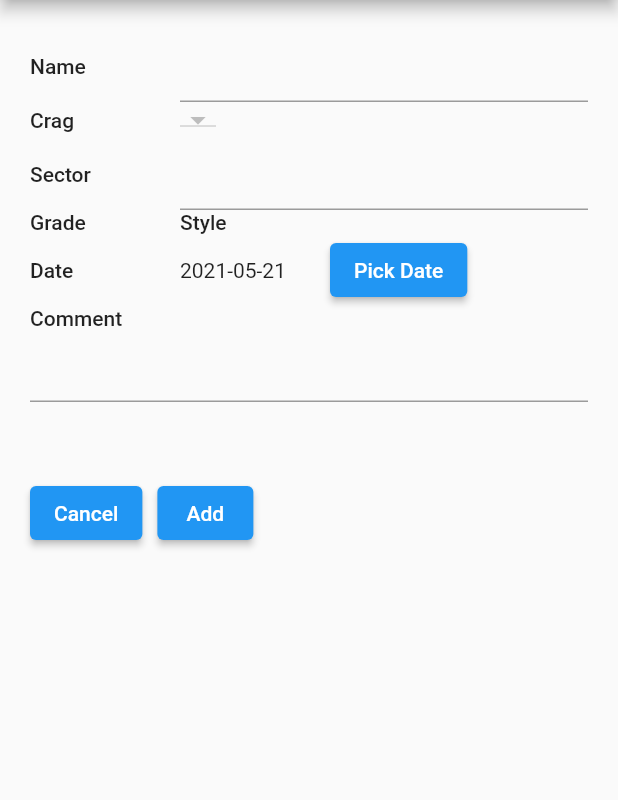
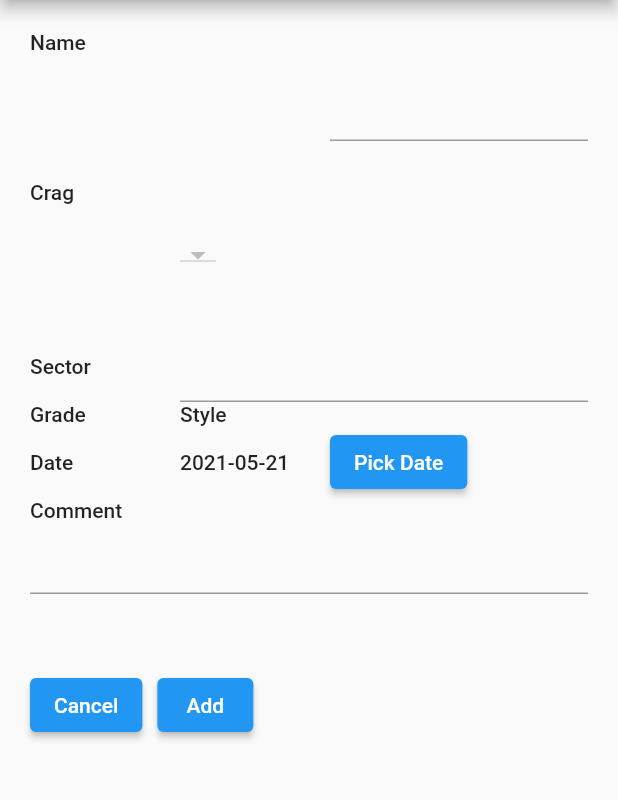
Before and after one commit to joske/AscentFlutter, a Flutter app: the screen it shows after launch, after a tap on the "add" icon, on a phone screen of 412 x 824 dp, the part 84-884 px from its top. Run offline on Flutter 3.47's test engine with Material 2 defaults, Android fonts, the phone set to English and light mode, and no system bars; our stand-ins replace sqflite; missing offline and left inert: cupertino_list_tile; accounts and stored records are empty.

Commit message:
WIP crossplatform

```diff
--- a/lib/add_ascent_screen.dart
+++ b/lib/add_ascent_screen.dart
@@ -1,3 +1,7 @@
+import 'dart:io';
+
+import 'package:ascent/widgets.dart';
+import 'package:flutter/cupertino.dart';
 import 'package:flutter/material.dart';
 import 'package:intl/intl.dart';
 
@@ -22,28 +26,29 @@ class _AddAscentScreenState extends State<AddAscentScreen> {
   var styleId = 1;
   var grade = "6a";
   var cragId;
+  var cragIndex;
 
   @override
   Widget build(BuildContext context) {
-    return Scaffold(
-      appBar: AppBar(
-        title: Text("Add Ascent"),
-      ),
-      body: Container(
+    return PlatformScaffold(
+      title: "Add Ascent",
+      child: Container(
+        height: 600,
         padding: EdgeInsets.all(20.0),
         child: Column(
           children: <Widget>[
             Row(
               children: <Widget>[
                 SizedBox(
-                  width: 100,
+                  width: 200,
+                  height: 100,
                   child: Text(
                     'Name',
                     style: Theme.of(context).textTheme.bodyText1,
                   ),
                 ),
                 Flexible(
-                  child: TextFormField(
+                  child: PlatformTextField(
                     controller: nameController,
                   ),
                 ),
@@ -53,26 +58,13 @@ class _AddAscentScreenState extends State<AddAscentScreen> {
               children: [
                 SizedBox(
                   width: 100,
+                  height: 100,
                   child: Text(
                     'Crag',
                     style: Theme.of(context).textTheme.bodyText1,
                   ),
                 ),
-                FutureBuilder<List>(
-                  future: DatabaseHelper.getCrags(),
-                  initialData: List.empty(),
-                  builder: (context, snapshot) {
-                    if (!snapshot.hasData) return Center();
-                    return new DropdownButton(
-                        value: cragId,
-                        items: buildCragList(snapshot),
-                        onChanged: (value) {
-                          setState(() {
-                            cragId = value;
-                          });
-                        });
-                  },
-                ),
+                buildCragPicker(),
               ],
             ),
             Row(
@@ -85,7 +77,7 @@ class _AddAscentScreenState extends State<AddAscentScreen> {
                   ),
                 ),
                 Flexible(
-                  child: TextField(
+                  child: PlatformTextField(
                     controller: sectorController,
                   ),
                 ),
@@ -100,41 +92,14 @@ class _AddAscentScreenState extends State<AddAscentScreen> {
                     style: Theme.of(context).textTheme.bodyText1,
                   ),
                 ),
-                FutureBuilder<List>(
-                  future: DatabaseHelper.getGrades(),
-                  builder: (context, snapshot) {
-                    if (!snapshot.hasData) return Center();
-                    return new DropdownButton(
-                        value: grade,
-                        items: buildGradeList(snapshot),
-                        onChanged: (value) {
-                          setState(() {
-                            grade = value;
-                          });
-                        });
-                  },
-                ),
-                SizedBox(
-                  width: 100,
+                buildGradePicker(),
+                Flexible(
                   child: Text(
                     'Style',
                     style: Theme.of(context).textTheme.bodyText1,
                   ),
                 ),
-                FutureBuilder<List>(
-                  future: DatabaseHelper.getStyles(),
-                  builder: (context, snapshot) {
-                    if (!snapshot.hasData) return Center();
-                    return new DropdownButton(
-                        value: styleId,
-                        items: buildStyleList(snapshot),
-                        onChanged: (value) {
-                          setState(() {
-                            styleId = value;
-                          });
-                        });
-                  },
-                ),
+                buildStylePicker(),
               ],
             ),
             Row(
@@ -148,13 +113,15 @@ class _AddAscentScreenState extends State<AddAscentScreen> {
                 ),
                 SizedBox(
                   width: 100,
-                  child: Text(formatter.format(currentDate)),
+                  child: Text(formatter.format(currentDate), style: Theme.of(context).textTheme.bodyText1),
                 ),
-                ElevatedButton(
+                Flexible(
+                  child: PlatformButton(
                       onPressed: () {
                         selectDate(context);
                       },
                       child: Text('Pick Date')),
+                ),
               ],
             ),
             Row(children: [
@@ -168,7 +135,7 @@ class _AddAscentScreenState extends State<AddAscentScreen> {
             ]),
             Row(children: [
               Flexible(
-                child: TextField(
+                child: PlatformTextField(
                   controller: commentController,
                 ),
               ),
@@ -179,7 +146,7 @@ class _AddAscentScreenState extends State<AddAscentScreen> {
             ),
             Row(
               children: [
-                ElevatedButton(
+                PlatformButton(
                   onPressed: () {
                     Navigator.pop(context);
                   },
@@ -188,9 +155,13 @@ class _AddAscentScreenState extends State<AddAscentScreen> {
                 SizedBox(
                   width: 10,
                 ),
-                ElevatedButton(
-                  onPressed: () {
+                PlatformButton(
+                  onPressed: () async {
                     Crag crag = new Crag(id: cragId);
+                    if (cragIndex != null) {
+                      List<Crag> crags = await DatabaseHelper.getCrags();
+                      crag = crags[cragIndex];
+                    }
                     mine.Route route = new mine.Route(
                       name: nameController.text,
                       crag: crag,
@@ -212,9 +183,47 @@ class _AddAscentScreenState extends State<AddAscentScreen> {
     );
   }
 
-  List<DropdownMenuItem> buildGradeList(AsyncSnapshot<List> snapshot) {
-    List<DropdownMenuItem> list = snapshot.data.map((grade) {
-      return DropdownMenuItem<String>(
+  Widget buildGradePicker() {
+    if (Platform.isAndroid) {
+      return FutureBuilder<List>(
+        future: DatabaseHelper.getGrades(),
+        builder: (context, snapshot) {
+          if (!snapshot.hasData) return Center();
+          return new DropdownButton(
+              value: grade,
+              items: buildGradeListAndroid(snapshot),
+              onChanged: (value) {
+                setState(() {
+                  grade = value;
+                });
+              });
+        },
+      );
+    } else {
+      return FutureBuilder<List>(
+        future: DatabaseHelper.getGrades(),
+        builder: (context, snapshot) {
+          if (!snapshot.hasData) return Center();
+          return Flexible(
+              child: CupertinoPicker(
+            magnification: 1.2,
+            looping: false,
+            itemExtent: 32,
+            onSelectedItemChanged: (value) {
+              setState(() {
+                // grade = value;
+              });
+            },
+            children: buildStringListIOS(snapshot),
+          ));
+        },
+      );
+    }
+  }
+
+  List<Widget> buildGradeListAndroid(AsyncSnapshot<List> snapshot) {
+    List<Widget> list = snapshot.data.map((grade) {
+      return DropdownMenuItem(
         child: Text(grade),
         value: grade,
       );
@@ -222,9 +231,52 @@ class _AddAscentScreenState extends State<AddAscentScreen> {
     return list;
   }
 
-  List<DropdownMenuItem<int>> buildCragList(AsyncSnapshot<List> snapshot) {
-    List<DropdownMenuItem<int>> list = snapshot.data.map((crag) {
-      return DropdownMenuItem<int>(
+  Widget buildCragPicker() {
+    if (Platform.isAndroid) {
+      return FutureBuilder<List>(
+        future: DatabaseHelper.getCrags(),
+        initialData: List.empty(),
+        builder: (context, snapshot) {
+          if (!snapshot.hasData) return Center();
+          return new DropdownButton(
+              value: cragId,
+              items: buildCragListAndroid(snapshot),
+              onChanged: (value) {
+                setState(() {
+                  cragId = value;
+                });
+              });
+        },
+      );
+    } else if (Platform.isIOS) {
+      return SizedBox(
+          width: 100,
+          height: 100,
+          child: FutureBuilder<List>(
+            future: DatabaseHelper.getCrags(),
+            builder: (context, snapshot) {
+              if (!snapshot.hasData) return Center();
+              return Flexible(
+                  child: CupertinoPicker(
+                looping: false,
+                itemExtent: 32,
+                onSelectedItemChanged: (value) {
+                  setState(() {
+                    cragIndex = value;
+                  });
+                },
+                children: buildCragListIOS(snapshot),
+              ));
+            },
+          ));
+    } else {
+      return Center();
+    }
+  }
+
+  List<Widget> buildCragListAndroid(AsyncSnapshot<List> snapshot) {
+    List<Widget> list = snapshot.data.map((crag) {
+      return DropdownMenuItem(
         child: Text(crag.name),
         value: crag.id,
       );
@@ -233,17 +285,103 @@ class _AddAscentScreenState extends State<AddAscentScreen> {
   }
 
   Future selectDate(BuildContext context) async {
+    if (Platform.isAndroid) {
       final DateTime pickedDate =
           await showDatePicker(context: context, initialDate: DateTime.now(), firstDate: DateTime(1900, 1, 1), lastDate: DateTime.now());
       if (pickedDate != null && pickedDate != currentDate)
         setState(() {
           currentDate = pickedDate;
         });
+    } else if (Platform.isIOS) {
+      await bottomSheet(context, datetimePicker());
+    }
   }
 
-  List<DropdownMenuItem> buildStyleList(AsyncSnapshot<List> snapshot) {
-    List<DropdownMenuItem> list = snapshot.data.map((style) {
-      return DropdownMenuItem<int>(
+  Future<void> bottomSheet(BuildContext context, Widget child, {double height}) {
+    return showModalBottomSheet(
+        isScrollControlled: false,
+        shape: RoundedRectangleBorder(borderRadius: BorderRadius.only(topLeft: Radius.circular(13), topRight: Radius.circular(13))),
+        backgroundColor: Colors.white,
+        context: context,
+        builder: (context) => Container(height: height ?? MediaQuery.of(context).size.height / 3, child: child));
+  }
+
+  Widget datetimePicker() {
+    return CupertinoDatePicker(
+      initialDateTime: DateTime.now(),
+      onDateTimeChanged: (DateTime newdate) {
+        setState(() {
+          currentDate = newdate;
+        });
+      },
+      use24hFormat: true,
+      maximumDate: new DateTime(2021, 12, 30),
+      minimumYear: 1900,
+      mode: CupertinoDatePickerMode.date,
+    );
+  }
+
+  dynamic buildStylePicker() {
+    if (Platform.isAndroid) {
+      return FutureBuilder<List>(
+        future: DatabaseHelper.getStyles(),
+        builder: (context, snapshot) {
+          if (!snapshot.hasData) return Center();
+          return new DropdownButton(
+              value: styleId,
+              items: buildStyleListAndroid(snapshot),
+              onChanged: (value) {
+                setState(() {
+                  styleId = value;
+                });
+              });
+        },
+      );
+    } else if (Platform.isIOS) {
+      return FutureBuilder<List>(
+        future: DatabaseHelper.getStyles(),
+        builder: (context, snapshot) {
+          if (!snapshot.hasData) return Center();
+          return Flexible(
+              child: CupertinoPicker(
+            looping: false,
+            itemExtent: 32,
+            onSelectedItemChanged: (value) {
+              setState(() {
+                styleId = value;
+              });
+            },
+            children: buildStyleListIOS(snapshot),
+          ));
+        },
+      );
+    }
+  }
+
+  List<Widget> buildStyleListIOS(AsyncSnapshot<List> snapshot) {
+    List<Widget> list = snapshot.data.map((style) {
+      return Text(style.name);
+    }).toList();
+    return list;
+  }
+
+  List<Widget> buildCragListIOS(AsyncSnapshot<List> snapshot) {
+    List<Widget> list = snapshot.data.map((style) {
+      return Text(style.name);
+    }).toList();
+    return list;
+  }
+
+  List<Widget> buildStringListIOS(AsyncSnapshot<List> snapshot) {
+    List<Widget> list = snapshot.data.map((value) {
+      return Text(value);
+    }).toList();
+    return list;
+  }
+
+  List<Widget> buildStyleListAndroid(AsyncSnapshot<List> snapshot) {
+    List<Widget> list = snapshot.data.map((style) {
+      return DropdownMenuItem(
         child: Text(style.name),
         value: style.id,
       );
--- a/lib/home.dart
+++ b/lib/home.dart
@@ -1,11 +1,15 @@
+import 'dart:io';
+
+import 'package:ascent/cragscreen.dart';
 import 'package:ascent/import.dart';
+import 'package:ascent/widgets.dart';
+import 'package:flutter/cupertino.dart';
 import 'package:flutter/material.dart';
 import 'package:flutter/widgets.dart';
 import 'package:intl/intl.dart';
 
 import 'add_ascent_screen.dart';
 import 'ascent.dart';
-import 'cragscreen.dart';
 import 'database.dart';
 
 class MyHomePage extends StatefulWidget {
@@ -18,86 +22,51 @@ class MyHomePage extends StatefulWidget {
 }
 
 class _MyHomePageState extends State<MyHomePage> {
-  var formatter = new DateFormat('yyyy-MM-dd');
+  int _currentIndex = 0;
+  var _items = [
+    BottomNavigationBarItem(icon: Icon(Icons.home), label: 'Ascents'),
+    BottomNavigationBarItem(icon: Icon(Icons.settings), label: 'Crags')
+  ];
 
   @override
   Widget build(BuildContext context) {
-    return Scaffold(
-      appBar: AppBar(
-        title: Text(widget.title),
+    if (Platform.isIOS) {
+      return CupertinoPageScaffold(
+        navigationBar: CupertinoNavigationBar(
+          middle: Text(widget.title),
+          trailing: CupertinoButton(
+            child: Icon(Icons.add),
+            onPressed: () async {
+              await Navigator.push(
+                context,
+                MaterialPageRoute(builder: (context) => AddAscentScreen()),
+              );
+              setState(() {});
+            },
+          ),
+        ),
+        child: CupertinoTabScaffold(
+            tabBar: CupertinoTabBar(
+              items: _items,
+            ),
+            tabBuilder: (BuildContext context, index) {
+              return handleTab(index);
+            }),
+      );
+    }
+    return new Scaffold(
+      appBar: new AppBar(
+        title: new Text(widget.title),
       ),
-      drawer: Drawer(
-        child: ListView(
-          // Important: Remove any padding from the ListView.
-          padding: EdgeInsets.zero,
-          children: <Widget>[
-            DrawerHeader(
-              decoration: BoxDecoration(
-                color: Colors.blue,
-              ),
-              child: Text('Ascent'),
-            ),
-            ListTile(
-              title: Text('Crags'),
-              onTap: () async {
-                Navigator.of(context).pop();
-                await Navigator.push(
-                  context,
-                  MaterialPageRoute(builder: (context) => CragScreen()),
-                );
-                setState(() {});
-              },
-            ),
-            ListTile(
-              title: Text('Graph'),
-              onTap: () {
-                // Update the state of the app.
-                // ...
-              },
-            ),
-            ListTile(
-              title: Text('Pyramid'),
-              onTap: () {
-                // Update the state of the app.
-                // ...
-              },
-            ),
-            ListTile(
-              title: Text('Top 10'),
-              onTap: () {
-                // Update the state of the app.
-                // ...
-              },
-            ),
-            ListTile(
-              title: Text('Import'),
-              onTap: () {
-                Navigator.of(context).pop();
-                importData();
-              },
-            ),
-          ],
-        ),
-      ),
-      body: FutureBuilder<List<Ascent>>(
-        future: DatabaseHelper.getAscents(),
-        initialData: List.empty(),
-        builder: (context, snapshot) {
-          if (!snapshot.hasData) return Center();
-
-          return Scrollbar(
-            child: ListView.builder(
-              padding: const EdgeInsets.all(10.0),
-              itemCount: snapshot.data?.length,
-              itemBuilder: (context, i) {
-                return _buildRow(snapshot.data[i]);
-              },
-            ),
-            thickness: 20,
-          );
-        },
+      body: handleTab(_currentIndex),
+      bottomNavigationBar: BottomNavigationBar(
+        onTap: (index) => handleTab(index),
+        currentIndex: _currentIndex,
+        items: _items,
       ),
       floatingActionButton: FloatingActionButton(
+        child: Icon(Icons.add),
+        tooltip: 'Add',
         onPressed: () async {
           await Navigator.push(
             context,
@@ -105,38 +74,22 @@ class _MyHomePageState extends State<MyHomePage> {
           );
           setState(() {});
         },
-        tooltip: 'Increment',
-        child: Icon(Icons.add),
       ),
     );
   }
 
-  Widget _buildRow(Ascent ascent) {
-    return Card(
-        child: ListTile(
-      title: Text(
-        "${formatter.format(ascent.date)}    ${ascent.style.name}    ${ascent.route.name}    ${ascent.route.grade}",
-        style: Theme.of(context).textTheme.bodyText1,
-      ),
-      subtitle: Column(
-        children: [
-          Row(
-            children: [
-              Text(
-                "${ascent.route.crag.name}    ${ascent.route.sector}",
-                textAlign: TextAlign.left,
-              ),
-            ],
-          ),
-          Container(
-            child: Text(
-              ascent.comment,
-            ),
-            alignment: Alignment.topLeft,
-          ),
-        ],
-      ),
-    ));
+  handleTab(int index) {
+    _currentIndex = index;
+    switch (index) {
+      case 0:
+        return HomeScreen();
+        break;
+      case 1:
+        return CragScreen();
+        break;
+      default:
+        return HomeScreen();
+    }
   }
 
   Future<void> importData() async {
@@ -160,3 +113,56 @@ class _MyHomePageState extends State<MyHomePage> {
     }
   }
 }
+
+class HomeScreen extends StatelessWidget {
+  final formatter = new DateFormat('yyyy-MM-dd');
+
+  @override
+  Widget build(BuildContext context) {
+    return FutureBuilder<List<Ascent>>(
+      future: DatabaseHelper.getAscents(),
+      initialData: List.empty(),
+      builder: (context, snapshot) {
+        if (!snapshot.hasData) return Center();
+
+        return Scrollbar(
+          child: ListView.builder(
+            padding: const EdgeInsets.all(10.0),
+            itemCount: snapshot.data?.length,
+            itemBuilder: (context, i) {
+              return _buildAscentRow(context, snapshot.data[i]);
+            },
+          ),
+          thickness: 20,
+        );
+      },
+    );
+  }
+
+  Widget _buildAscentRow(BuildContext context, Ascent ascent) {
+    return PlatformListTile(
+      title: Text(
+        "${formatter.format(ascent.date)}    ${ascent.style.name}    ${ascent.route.name}    ${ascent.route.grade}",
+        style: Theme.of(context).textTheme.bodyText1,
+      ),
+      subtitle: Column(
+        children: [
+          Row(
+            children: [
+              Text(
+                "${ascent.route.crag.name}    ${ascent.route.sector}",
+                textAlign: TextAlign.left,
+              ),
+            ],
+          ),
+          Container(
+            child: Text(
+              ascent.comment,
+            ),
+            alignment: Alignment.topLeft,
+          ),
+        ],
+      ),
+    );
+  }
+}
--- /dev/null
+++ b/lib/widgets.dart
@@ -0,0 +1,197 @@
+import 'dart:io';
+
+import 'package:cupertino_list_tile/cupertino_list_tile.dart';
+import 'package:flutter/cupertino.dart';
+import 'package:flutter/material.dart';
+
+abstract class PlatformWidget<I extends Widget, A extends Widget> extends StatelessWidget {
+  @override
+  Widget build(BuildContext context) {
+    if (Platform.isAndroid) {
+      return createAndroidWidget(context);
+    } else if (Platform.isIOS) {
+      return createIosWidget(context);
+    }
+    return new Container();
+  }
+
+  I createIosWidget(BuildContext context);
+  A createAndroidWidget(BuildContext context);
+}
+
+class PlatformScaffold extends PlatformWidget<CupertinoPageScaffold, Scaffold> {
+  final String title;
+  final Widget child;
+  final VoidCallback fabOnPressed;
+  final String fabTooltip;
+  final Widget fabChild;
+
+  PlatformScaffold({this.title, this.child, this.fabChild, this.fabOnPressed, this.fabTooltip});
+
+  @override
+  Scaffold createAndroidWidget(BuildContext context) {
+    return new Scaffold(
+      appBar: new AppBar(
+        title: new Text(title),
+      ),
+      body: child,
+      floatingActionButton: fabChild != null
+          ? FloatingActionButton(
+              child: fabChild,
+              tooltip: fabTooltip,
+              onPressed: fabOnPressed,
+            )
+          : Container(),
+    );
+  }
+
+  @override
+  CupertinoPageScaffold createIosWidget(BuildContext context) {
+    return new CupertinoPageScaffold(
+        navigationBar: new CupertinoNavigationBar(
+            middle: new Text(title),
+            trailing: fabChild != null
+                ? CupertinoButton(
+                    onPressed: fabOnPressed,
+                    child: fabChild,
+                  )
+                : Container()),
+        child: Column(
+          children: <Widget>[
+            SizedBox(
+              height: 100,
+            ),
+            child,
+          ],
+        ));
+  }
+}
+
+class PlatformTextField extends PlatformWidget<CupertinoTextField, TextField> {
+  final TextEditingController controller;
+  PlatformTextField({this.controller});
+
+  @override
+  TextField createAndroidWidget(BuildContext context) {
+    return new TextField(
+      controller: this.controller,
+    );
+  }
+
+  @override
+  CupertinoTextField createIosWidget(BuildContext context) {
+    return new CupertinoTextField(
+      controller: this.controller,
+    );
+  }
+}
+
+class PlatformApp extends PlatformWidget<CupertinoApp, MaterialApp> {
+  final Widget home;
+  final ThemeData theme;
+  final String title;
+
+  PlatformApp({this.title, this.theme, this.home});
+
+  @override
+  MaterialApp createAndroidWidget(BuildContext context) {
+    return MaterialApp(
+      title: title,
+      theme: theme,
+      home: home,
+    );
+  }
+
+  @override
+  CupertinoApp createIosWidget(BuildContext context) {
+    return CupertinoApp(
+      title: title,
+      home: home,
+    );
+  }
+}
+
+class PlatformListTile extends PlatformWidget<CupertinoListTile, ListTile> {
+  final Widget title;
+  final Widget subtitle;
+
+  PlatformListTile({this.title, this.subtitle});
+
+  @override
+  ListTile createAndroidWidget(BuildContext context) {
+    return new ListTile(
+      title: Card(
+        child: this.title,
+      ),
+      subtitle: subtitle,
+    );
+  }
+
+  @override
+  CupertinoListTile createIosWidget(BuildContext context) {
+    return new CupertinoListTile(
+      title: this.title,
+      subtitle: subtitle,
+    );
+  }
+}
+
+class PlatformButton extends PlatformWidget<CupertinoButton, ElevatedButton> {
+  final VoidCallback onPressed;
+  final Widget child;
+
+  PlatformButton({this.child, this.onPressed});
+
+  @override
+  ElevatedButton createAndroidWidget(BuildContext context) {
+    return new ElevatedButton(
+      child: child,
+      onPressed: onPressed,
+    );
+  }
+
+  @override
+  CupertinoButton createIosWidget(BuildContext context) {
+    return new CupertinoButton(
+      child: child,
+      onPressed: onPressed,
+      color: Colors.blue,
+    );
+  }
+}
+
+class PlatformSwitch extends PlatformWidget<CupertinoSwitch, Switch> {
+  final onChanged;
+  final value;
+
+  PlatformSwitch({this.onChanged, this.value});
+
+  @override
+  Switch createAndroidWidget(BuildContext context) {
+    return new Switch(
+      onChanged: onChanged,
+      value: value,
+    );
+  }
+
+  @override
+  CupertinoSwitch createIosWidget(BuildContext context) {
+    return new CupertinoSwitch(
+      onChanged: onChanged,
+      value: value,
+    );
+  }
+}
+
+class ItemWidget extends PlatformWidget<Widget, Widget> {
+  final Widget child;
+
+  ItemWidget({this.child});
+
+  @override
+  Widget createAndroidWidget(BuildContext context) => new Card(
+        child: child,
+      );
+  @override
+  Widget createIosWidget(BuildContext context) => child;
+}
--- a/pubspec.yaml
+++ b/pubspec.yaml
@@ -16,6 +16,7 @@ dependencies:
   path:
   path_provider: ^2.0.1
   cupertino_icons: ^1.0.2
+  cupertino_list_tile: ^0.2.0
 
 dev_dependencies:
   flutter_test:
```
Also changed, not shown: lib/add_crag.dart (+11 -11 lines), lib/cragscreen.dart (+20 -18 lines), pubspec.lock. Lines whose indentation alone changed are shown as unchanged.
